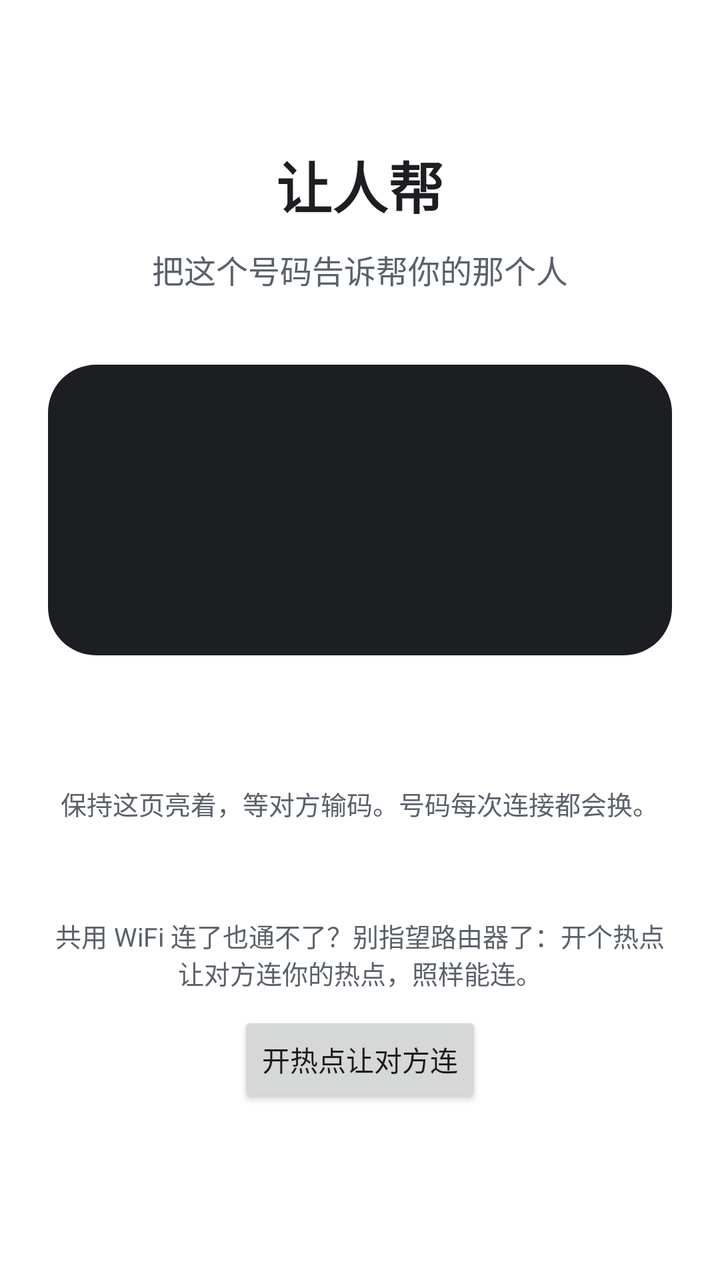
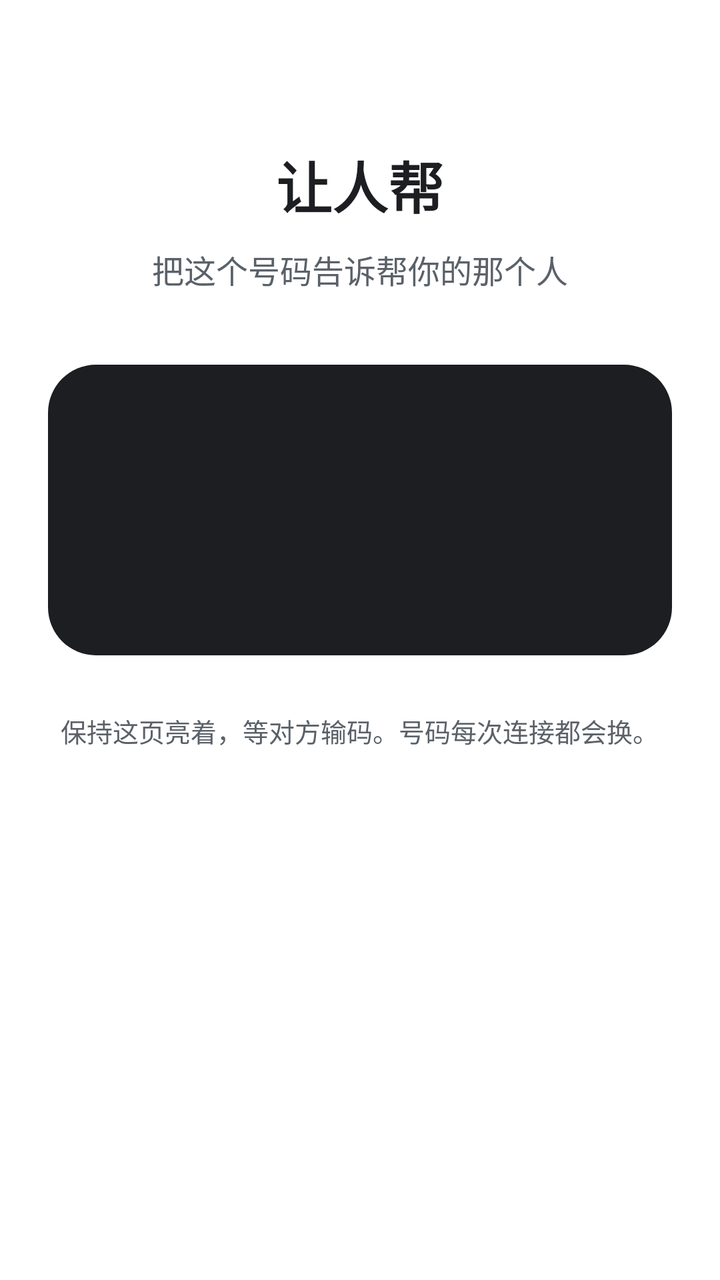

Compare the two renders of this Android layout. The source of the first and the diff that turns it into the second are given below.
<!-- AndroidManifest.xml: application theme Theme.TaoLink -->
<!-- res/layout/activity_pair_code.xml -->
<?xml version="1.0" encoding="utf-8"?>
<LinearLayout xmlns:android="http://schemas.android.com/apk/res/android"
    android:layout_width="match_parent"
    android:layout_height="match_parent"
    android:background="@color/brand_bg"
    android:gravity="center_horizontal"
    android:orientation="vertical"
    android:keepScreenOn="true"
    android:padding="24dp">

    <TextView
        android:layout_width="wrap_content"
        android:layout_height="wrap_content"
        android:layout_marginTop="48dp"
        android:text="@string/role_controlled"
        android:textColor="@color/brand_text"
        android:textSize="28sp"
        android:textStyle="bold" />

    <TextView
        android:id="@+id/pair_code_hint"
        android:layout_width="wrap_content"
        android:layout_height="wrap_content"
        android:layout_marginTop="10dp"
        android:gravity="center"
        android:text="@string/pair_code_hint"
        android:textColor="@color/brand_text_sub"
        android:textSize="16sp" />

    <LinearLayout
        android:layout_width="match_parent"
        android:layout_height="wrap_content"
        android:layout_marginTop="36dp"
        android:background="@drawable/bg_code_pill"
        android:gravity="center"
        android:orientation="vertical"
        android:paddingLeft="24dp"
        android:paddingTop="30dp"
        android:paddingRight="24dp"
        android:paddingBottom="30dp">

        <TextView
            android:id="@+id/pair_code_text"
            android:layout_width="wrap_content"
            android:layout_height="wrap_content"
            android:letterSpacing="0.18"
            android:textColor="@color/brand_on_accent"
            android:textSize="64sp"
            android:textStyle="bold" />
    </LinearLayout>

    <TextView
        android:id="@+id/pair_code_ip"
        android:layout_width="wrap_content"
        android:layout_height="wrap_content"
        android:layout_marginTop="16dp"
        android:gravity="center"
        android:textColor="@color/brand_text_sub"
        android:textSize="15sp" />

    <TextView
        android:layout_width="wrap_content"
        android:layout_height="wrap_content"
        android:layout_marginTop="28dp"
        android:text="@string/pair_keep_screen"
        android:textColor="@color/brand_text_sub"
        android:textSize="13sp" />

    <TextView
        android:id="@+id/pair_code_serve"
        android:layout_width="wrap_content"
        android:layout_height="wrap_content"
        android:layout_marginTop="10dp"
        android:gravity="center"
        android:textColor="@color/brand_text_sub"
        android:textSize="14sp" />

    <TextView
        android:id="@+id/pair_code_battery_banner"
        android:layout_width="match_parent"
        android:layout_height="wrap_content"
        android:layout_marginTop="18dp"
        android:gravity="center"
        android:text="@string/battery_banner"
        android:textColor="@color/brand_text"
        android:textSize="14sp"
        android:visibility="gone" />

    <Button
        android:id="@+id/btn_battery_allow"
        android:layout_width="wrap_content"
        android:layout_height="wrap_content"
        android:layout_marginTop="10dp"
        android:text="@string/btn_battery_allow"
        android:visibility="gone" />

    <TextView
        android:id="@+id/pair_code_hotspot_title"
        android:layout_width="match_parent"
        android:layout_height="wrap_content"
        android:layout_marginTop="18dp"
        android:gravity="center"
        android:text="@string/pair_code_hotspot_title"
        android:textColor="@color/brand_text_sub"
        android:textSize="13sp" />

    <Button
        android:id="@+id/btn_hotspot_open"
        android:layout_width="wrap_content"
        android:layout_height="wrap_content"
        android:layout_marginTop="10dp"
        android:text="@string/btn_hotspot_open" />
</LinearLayout>
<!-- resources referenced by this layout -->
<resources>
  <color name="brand_bg">#FFFFFF</color>
  <color name="brand_on_accent">#FFFFFF</color>
  <color name="brand_text">#1C1E21</color>
  <color name="brand_text_sub">#5A6169</color>
  <!-- drawable bg_code_pill (drawable) -->
  <?xml version="1.0" encoding="utf-8"?>
  <shape xmlns:android="http://schemas.android.com/apk/res/android" android:shape="rectangle">
      <solid android:color="@color/brand_text" />
      <corners android:radius="24dp" />
  </shape>
  <string name="battery_banner">手机省电可能会悄悄关掉接收。想保险的话，点下面按钮允许后台常驻。</string>
  <string name="btn_battery_allow">允许后台常驻</string>
  <string name="btn_hotspot_open">开热点让对方连</string>
  <string name="pair_code_hint">把这个号码告诉帮你的那个人</string>
  <string name="pair_code_hotspot_title">共用 WiFi 连了也通不了？别指望路由器了：开个热点让对方连你的热点，照样能连。</string>
  <string name="pair_keep_screen">保持这页亮着，等对方输码。号码每次连接都会换。</string>
  <string name="role_controlled">让人帮</string>
  <style name="Theme.TaoLink" parent="Theme.AppCompat.Light.NoActionBar">
          <item name="android:windowBackground">@color/brand_bg</item>
          <item name="android:statusBarColor">@color/brand_bg</item>
          <item name="android:windowLightStatusBar">true</item>
          <item name="colorPrimary">@color/brand_accent</item>
          <item name="colorAccent">@color/brand_accent</item>
          <item name="android:windowOptOutEdgeToEdgeEnforcement" tools:targetApi="35">true</item>
          
          <item name="android:fitsSystemWindows">true</item>
      </style>
  <color name="brand_accent">#3D7A8F</color>
</resources>

<!-- the commit's change to res/layout/activity_pair_code.xml (unified diff, before → after) -->
@@ -50,15 +50,6 @@
     </LinearLayout>
 
     <TextView
-        android:id="@+id/pair_code_ip"
-        android:layout_width="wrap_content"
-        android:layout_height="wrap_content"
-        android:layout_marginTop="16dp"
-        android:gravity="center"
-        android:textColor="@color/brand_text_sub"
-        android:textSize="15sp" />
-
-    <TextView
         android:layout_width="wrap_content"
         android:layout_height="wrap_content"
         android:layout_marginTop="28dp"
@@ -94,20 +85,4 @@
         android:text="@string/btn_battery_allow"
         android:visibility="gone" />
 
-    <TextView
-        android:id="@+id/pair_code_hotspot_title"
-        android:layout_width="match_parent"
-        android:layout_height="wrap_content"
-        android:layout_marginTop="18dp"
-        android:gravity="center"
-        android:text="@string/pair_code_hotspot_title"
-        android:textColor="@color/brand_text_sub"
-        android:textSize="13sp" />
-
-    <Button
-        android:id="@+id/btn_hotspot_open"
-        android:layout_width="wrap_content"
-        android:layout_height="wrap_content"
-        android:layout_marginTop="10dp"
-        android:text="@string/btn_hotspot_open" />
 </LinearLayout>
<!-- resource entries referenced after the edit -->
@@ -12,9 +12,7 @@
   </shape>
   <string name="battery_banner">手机省电可能会悄悄关掉接收。想保险的话，点下面按钮允许后台常驻。</string>
   <string name="btn_battery_allow">允许后台常驻</string>
-  <string name="btn_hotspot_open">开热点让对方连</string>
   <string name="pair_code_hint">把这个号码告诉帮你的那个人</string>
-  <string name="pair_code_hotspot_title">共用 WiFi 连了也通不了？别指望路由器了：开个热点让对方连你的热点，照样能连。</string>
   <string name="pair_keep_screen">保持这页亮着，等对方输码。号码每次连接都会换。</string>
   <string name="role_controlled">让人帮</string>
   <style name="Theme.TaoLink" parent="Theme.AppCompat.Light.NoActionBar">
